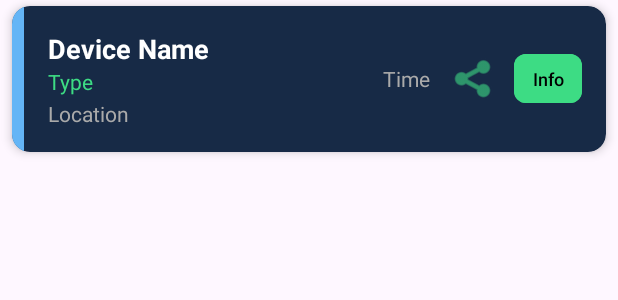
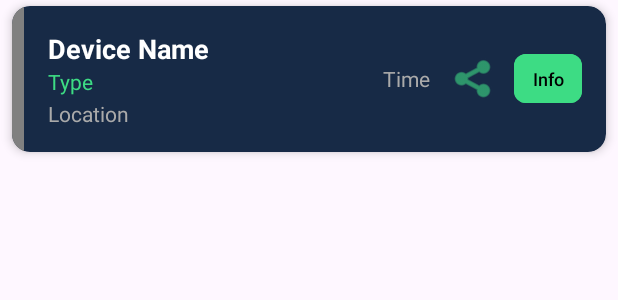
Before and after one commit to iudicio/SantiWayANDROID, an Android app: the layout item_device.xml on its own in the app's theme, with its tools: preview values and no code run, on a phone screen of 412 x 824 dp. Shown: the top 300 px of the screen. Run offline under Robolectric (Android 15) with nearby library versions, the phone set to English and light mode, and no system bars.

Commit message:
ДÐBACK_ANDROID-232(СтаДеStatus:grey)

```diff
--- a/app/src/main/res/layout/device_actions_layout.xml
+++ b/app/src/main/res/layout/device_actions_layout.xml
@@ -68,7 +68,7 @@
         <TextView
             android:layout_width="wrap_content"
             android:layout_height="wrap_content"
-            android:text="Alarm"
+            android:text="Target"
             style="@style/FooterActionText" />
     </LinearLayout>
 
--- a/app/src/main/res/layout/item_device.xml
+++ b/app/src/main/res/layout/item_device.xml
@@ -23,7 +23,7 @@
             android:id="@+id/device_status_bar"
             android:layout_width="8dp"
             android:layout_height="match_parent"
-            android:background="#64B5F6" />
+            android:background= "#808080" />
 
         <LinearLayout
             android:layout_width="match_parent"
```
Also changed, not shown: app/src/main/java/com/example/santiway/DeviceListAdapter.java (+13 -5 lines), 1 other file.
